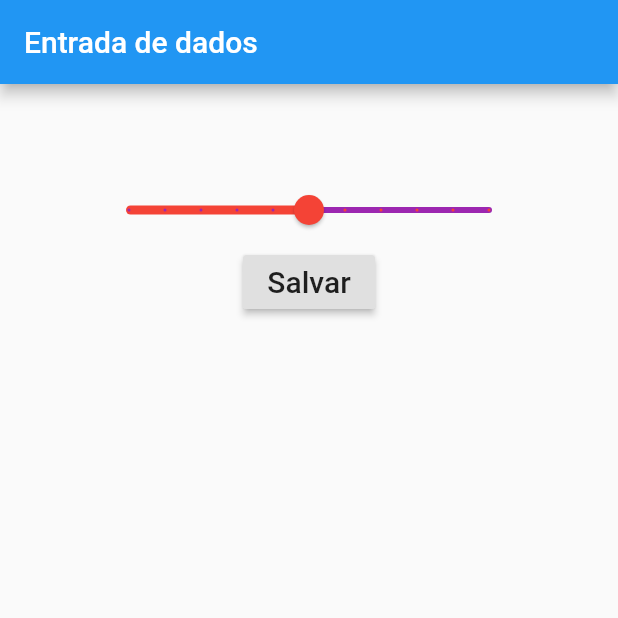
After one commit to petscaramussi/EntradaDados, a Flutter app: the screen it shows after launch, after a tap on "Salvar", on a phone screen of 412 x 824 dp, the top half of it. The commit adds this screen. Run offline on Flutter 3.47's test engine with Material 2 defaults, Android fonts, the phone set to English and light mode, and no system bars.

Commit message:
train Slider

```diff
--- /dev/null
+++ b/entrada_dados/lib/EntradaSlider.dart
@@ -0,0 +1,58 @@
+import 'package:flutter/material.dart';
+
+class EntradaSlider extends StatefulWidget {
+  @override
+  _EntradaSliderState createState() => _EntradaSliderState();
+}
+
+class _EntradaSliderState extends State<EntradaSlider> {
+
+  double valor = 5;
+  String label = "Valor selecionado";
+
+  @override
+  Widget build(BuildContext context) {
+    return Scaffold(
+      appBar: AppBar(
+        title: Text("Entrada de dados"),
+      ),
+      body: Container(
+        padding: EdgeInsets.all(60),
+        child: Column(
+          children: <Widget>[
+
+            Slider(
+              value: valor,
+              min: 0,
+              max: 10,
+              label: label,
+              divisions: 10,
+              activeColor: Colors.red,
+              inactiveColor: Colors.purple,
+              onChanged: (double novoValor){
+                setState(() {
+                  valor = novoValor;
+                  label = novoValor.toString();
+                });
+                print("Valor selecionado: " + novoValor.toString());
+              },
+            ),
+
+             RaisedButton(
+                child: Text(
+                  "Salvar",
+                  style: TextStyle(
+                      fontSize: 20
+                  ),
+                ),
+                onPressed: (){
+                  print("Valor selecionado: " + valor.toString());
+                }
+            )
+
+          ],
+        ),
+      ),
+    );
+  }
+}
--- a/entrada_dados/lib/main.dart
+++ b/entrada_dados/lib/main.dart
@@ -2,6 +2,7 @@ import 'package:flutter/material.dart';
 import 'package:entrada_dados/CampoTexto.dart';
 import 'package:entrada_dados/EntradaRadioButton.dart';
 import 'EntradaCheckBox.dart';
+import 'EntradaSlider.dart';
 import 'EntradaSwitch.dart';
 
 void main(){
@@ -10,7 +11,8 @@ void main(){
       //home: CampoTexto(),
       //home: EntradaCheckBox(),
       //home: EntradaRadioButton(),
-      home: EntradaSwitch(),
+      //home: EntradaSwitch(),
+      home: EntradaSlider(),
     )
   );
 }
```
